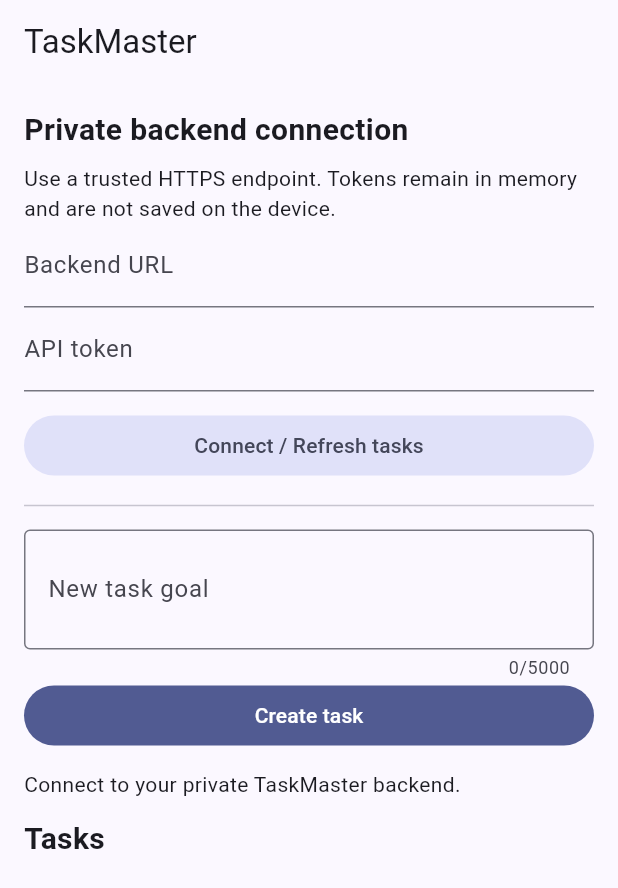
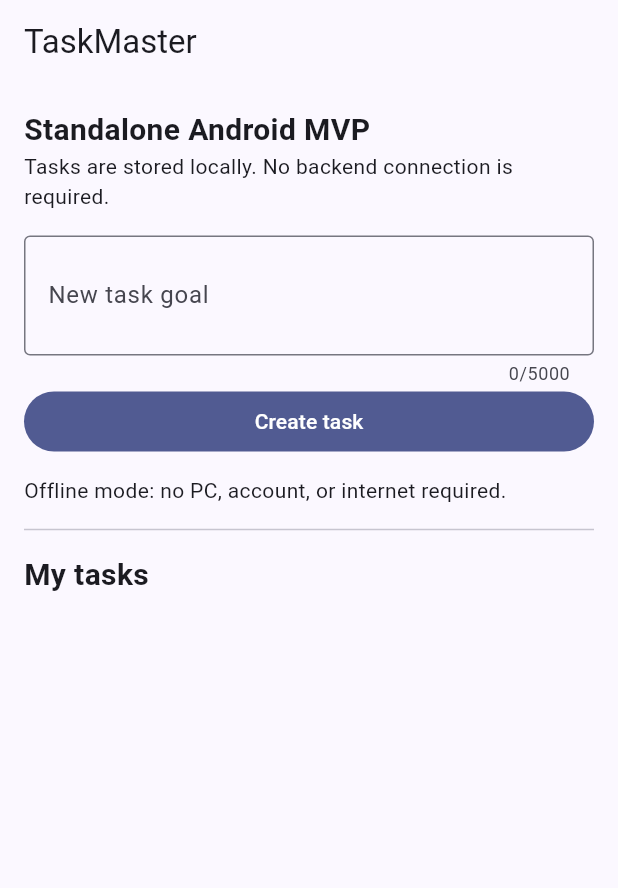
Before and after one commit to Gautham-AI-dev/TaskMaster, a Flutter app: the screen it shows after launch, on a phone screen of 412 x 824 dp. Shown: the top 888 px of the screen. Run offline on Flutter 3.47's test engine with Material 3 defaults, Android fonts, the phone set to English and light mode, and no system bars; our stand-ins replace shared_preferences.

Commit message:
Replace server-dependent Flutter UI with offline Android task MVP

```diff
--- a/mobile/lib/main.dart
+++ b/mobile/lib/main.dart
@@ -1,12 +1,19 @@
-import 'dart:convert';
+import 'package:flutter/material.dart';
+import 'package:shared_preferences/shared_preferences.dart';
 
-import 'package:flutter/material.dart';
-import 'package:http/http.dart' as http;
+import 'task_engine.dart';
+import 'task_repository.dart';
 
-void main() => runApp(const TaskMasterApp());
+void main() async {
+  WidgetsFlutterBinding.ensureInitialized();
+  final preferences = await SharedPreferences.getInstance();
+  runApp(TaskMasterApp(repository: TaskRepository(preferences)));
+}
 
 class TaskMasterApp extends StatelessWidget {
-  const TaskMasterApp({super.key});
+  const TaskMasterApp({super.key, this.repository});
+
+  final TaskRepository? repository;
 
   @override
   Widget build(BuildContext context) => MaterialApp(
@@ -15,145 +22,101 @@ class TaskMasterApp extends StatelessWidget {
           colorScheme: ColorScheme.fromSeed(seedColor: Colors.indigo),
           useMaterial3: true,
         ),
-        home: const TaskHome(),
+        home: TaskHome(repository: repository),
       );
 }
 
 class TaskHome extends StatefulWidget {
-  const TaskHome({super.key});
+  const TaskHome({super.key, this.repository});
+  final TaskRepository? repository;
 
   @override
   State<TaskHome> createState() => _TaskHomeState();
 }
 
 class _TaskHomeState extends State<TaskHome> {
-  final _url = TextEditingController();
-  final _token = TextEditingController();
   final _goal = TextEditingController();
-  final _client = http.Client();
+  final _engine = const TaskEngine();
+  List<LocalTask> _tasks = [];
+  String _message = 'Offline mode: no PC, account, or internet required.';
   bool _busy = false;
-  String _message = 'Connect to your private TaskMaster backend.';
-  List<dynamic> _tasks = [];
-  final Map<String, String> _pendingGrants = {};
 
-  Future<void> _taskAction(String taskId, String action) => _run(() async {
-        final endpoint = '/v1/tasks/$taskId/$action';
-        final response = await _client.post(
-          _endpoint(endpoint),
-          headers: _headers,
-          body: jsonEncode(action == 'prepare' || action == 'cancel'
-              ? <String, String>{}
-              : {'approval_id': _pendingGrants[taskId] ?? ''}),
-        );
-        if (response.statusCode != 200) {
-          return 'Action failed: HTTP ${response.statusCode}';
-        }
-        final decoded = jsonDecode(response.body);
-        if (action == 'prepare') _pendingGrants[taskId] = decoded['id'].toString();
-        if (action == 'run' || action == 'cancel') _pendingGrants.remove(taskId);
-        final refreshed = await _client.get(_endpoint('/v1/tasks'), headers: _headers);
-        if (refreshed.statusCode == 200 && mounted) {
-          setState(() => _tasks = jsonDecode(refreshed.body) as List<dynamic>);
-        }
-        return action == 'run' ? 'Result: ${decoded['output']}' : 'Action: $action successful';
-      });
-
-  Future<void> _confirmAndApprove(String taskId, String goal) async {
-    final accepted = await showDialog<bool>(
-      context: context,
-      builder: (context) => AlertDialog(
-        title: const Text('Approve exact action?'),
-        content: Text('Task: $goal\\n\\nOnly the local echo demonstration will run. Approve this action once?'),
-        actions: [
-          TextButton(onPressed: () => Navigator.pop(context, false), child: const Text('Deny')),
-          FilledButton(onPressed: () => Navigator.pop(context, true), child: const Text('Approve')),
-        ],
-      ),
-    );
-    if (accepted == true && mounted) await _taskAction(taskId, 'approve');
+  @override
+  void initState() {
+    super.initState();
+    _tasks = widget.repository?.load() ?? [];
   }
 
   @override
   void dispose() {
-    _url.dispose();
-    _token.dispose();
     _goal.dispose();
-    _client.close();
     super.dispose();
   }
 
-  Uri _endpoint(String path) {
-    final base = Uri.tryParse(_url.text.trim());
-    if (base == null ||
-        base.host.isEmpty ||
-        base.userInfo.isNotEmpty ||
-        base.query.isNotEmpty ||
-        base.fragment.isNotEmpty ||
-        base.path != '' && base.path != '/' ||
-        (base.scheme != 'https' &&
-            !(base.scheme == 'http' &&
-                (base.host == '127.0.0.1' ||
-                    base.host == 'localhost' ||
-                    base.host == '10.0.2.2')))) {
-      throw const FormatException(
-        'Use an HTTPS backend URL. HTTP is allowed only for local development.',
-      );
-    }
-    return base.replace(path: path);
+  Future<void> _persist(List<LocalTask> next) async {
+    final repository = widget.repository;
+    if (repository != null) await repository.save(next);
+    if (mounted) setState(() => _tasks = next);
   }
 
-  Map<String, String> get _headers => {
-        'Authorization': 'Bearer ${_token.text.trim()}',
-        'Content-Type': 'application/json',
-      };
-
-  Future<void> _run(Future<String> Function() action) async {
+  Future<void> _create() async {
     if (_busy) return;
     setState(() => _busy = true);
     try {
-      final result = await action().timeout(const Duration(seconds: 15));
-      if (mounted) setState(() => _message = result);
-    } catch (e) {
-      if (mounted) setState(() => _message = 'Request failed: $e');
+      final task = _engine.create(_goal.text);
+      await _persist([task, ..._tasks]);
+      _goal.clear();
+      if (mounted) setState(() => _message = 'Task saved on this device.');
+    } catch (error) {
+      if (mounted) setState(() => _message = 'Could not create task: $error');
     } finally {
       if (mounted) setState(() => _busy = false);
     }
   }
 
-  Future<void> _refresh() => _run(() async {
-        final response = await _client.get(
-          _endpoint('/v1/tasks'),
-          headers: _headers,
-        );
-        if (response.statusCode != 200) {
-          return 'Backend error: HTTP ${response.statusCode}';
-        }
-        final decoded = jsonDecode(response.body);
-        if (decoded is! List) return 'Unexpected backend response';
-        if (mounted) setState(() => _tasks = decoded);
-        return 'Loaded ${decoded.length} task(s).';
-      });
+  Future<void> _update(LocalTask task, LocalTask Function(LocalTask) action) async {
+    if (_busy) return;
+    setState(() => _busy = true);
+    try {
+      final next = action(task);
+      await _persist([
+        for (final existing in _tasks)
+          if (existing.id == task.id) next else existing,
+      ]);
+      if (mounted) setState(() => _message = 'Task status: ${next.state}');
+    } catch (error) {
+      if (mounted) setState(() => _message = 'Action failed: $error');
+    } finally {
+      if (mounted) setState(() => _busy = false);
+    }
+  }
 
-  Future<void> _create() => _run(() async {
-        final goal = _goal.text.trim();
-        if (goal.isEmpty) return 'Enter a task goal first.';
-        final response = await _client.post(
-          _endpoint('/v1/tasks'),
-          headers: _headers,
-          body: jsonEncode({'goal': goal, 'classification': 'private'}),
-        );
-        if (response.statusCode != 201) {
-          return 'Create failed: HTTP ${response.statusCode}';
-        }
-        final decoded = jsonDecode(response.body);
-        if (mounted) {
-          setState(() {
-            _tasks = [decoded, ..._tasks];
-            _goal.clear();
-          });
-        }
-        return 'Task created. Prepare it to request approval for safe demo execution.';
-      });
+  Future<void> _review(LocalTask task) async {
+    final approved = await showDialog<bool>(
+      context: context,
+      builder: (context) => AlertDialog(
+        title: const Text('Approve local action?'),
+        content: Text(
+          'Task: ${task.goal}\n\n'
+          'Action: display the text after "echo:". '
+          'No network requests or other app actions will occur.',
+        ),
+        actions: [
+          TextButton(
+            onPressed: () => Navigator.pop(context, false),
+            child: const Text('Deny'),
+          ),
+          FilledButton(
+            onPressed: () => Navigator.pop(context, true),
+            child: const Text('Approve and run'),
+          ),
+        ],
+      ),
+    );
+    if (approved == true && mounted) {
+      await _update(task, _engine.executeApproved);
+    }
+  }
 
   @override
   Widget build(BuildContext context) => Scaffold(
@@ -162,32 +125,11 @@ class _TaskHomeState extends State<TaskHome> {
           padding: const EdgeInsets.all(16),
           children: [
             const Text(
-              'Private backend connection',
+              'Standalone Android MVP',
               style: TextStyle(fontSize: 20, fontWeight: FontWeight.bold),
             ),
-            const SizedBox(height: 8),
-            const Text('Use a trusted HTTPS endpoint. Tokens remain in memory and are not saved on the device.'),
-            TextField(
-              controller: _url,
-              keyboardType: TextInputType.url,
-              decoration: const InputDecoration(
-                labelText: 'Backend URL',
-                hintText: 'https://your-private-host',
-              ),
-            ),
-            TextField(
-              controller: _token,
-              obscureText: true,
-              enableSuggestions: false,
-              autocorrect: false,
-              decoration: const InputDecoration(labelText: 'API token'),
-            ),
-            const SizedBox(height: 12),
-            FilledButton.tonal(
-              onPressed: _busy ? null : _refresh,
-              child: const Text('Connect / Refresh tasks'),
-            ),
-            const Divider(height: 32),
+            const Text('Tasks are stored locally. No backend connection is required.'),
+            const SizedBox(height: 16),
             TextField(
               controller: _goal,
               minLines: 2,
@@ -195,6 +137,7 @@ class _TaskHomeState extends State<TaskHome> {
               maxLength: 5000,
               decoration: const InputDecoration(
                 labelText: 'New task goal',
+                hintText: 'echo: Hello TaskMaster',
                 border: OutlineInputBorder(),
               ),
             ),
@@ -204,25 +147,40 @@ class _TaskHomeState extends State<TaskHome> {
             ),
             const SizedBox(height: 12),
             Text(_message, key: const Key('status')),
-            const SizedBox(height: 12),
-            const Text('Tasks', style: TextStyle(fontSize: 20, fontWeight: FontWeight.bold)),
+            const Divider(height: 32),
+            const Text(
+              'My tasks',
+              style: TextStyle(fontSize: 20, fontWeight: FontWeight.bold),
+            ),
             for (final task in _tasks)
               Card(
+                key: ValueKey(task.id),
                 child: ListTile(
-                  title: Text(task['goal']?.toString() ?? 'Untitled'),
+                  title: Text(task.goal),
                   subtitle: Column(
                     crossAxisAlignment: CrossAxisAlignment.start,
                     children: [
-                      Text(task['state']?.toString() ?? 'Unknown'),
-                      if (task['state'] == 'CREATED' &&
-                          (task['goal']?.toString() ?? '').startsWith('echo: '))
-                        TextButton(onPressed: _busy ? null : () => _taskAction(task['id'].toString(), 'prepare'), child: const Text('Prepare demo')),
-                      if (task['state'] == 'WAITING_APPROVAL' && _pendingGrants.containsKey(task['id']))
-                        TextButton(onPressed: _busy ? null : () => _confirmAndApprove(task['id'].toString(), task['goal'].toString()), child: const Text('Review and approve')),
-                      if (task['state'] == 'PLANNED' && _pendingGrants.containsKey(task['id']))
-                        TextButton(onPressed: _busy ? null : () => _taskAction(task['id'].toString(), 'run'), child: const Text('Run approved demo')),
-                      if (['CREATED', 'PLANNED', 'WAITING_APPROVAL'].contains(task['state']))
-                        TextButton(onPressed: _busy ? null : () => _taskAction(task['id'].toString(), 'cancel'), child: const Text('Cancel')),
+                      Text(task.state),
+                      if (task.result != null) Text('Result: ${task.result}'),
+                      if (task.state == 'CREATED' && task.goal.startsWith('echo: '))
+                        TextButton(
+                          onPressed: _busy
+                              ? null
+                              : () => _update(task, _engine.prepare),
+                          child: const Text('Prepare'),
+                        ),
+                      if (task.state == 'WAITING_APPROVAL')
+                        TextButton(
+                          onPressed: _busy ? null : () => _review(task),
+                          child: const Text('Review and approve'),
+                        ),
+                      if (task.state == 'CREATED' || task.state == 'WAITING_APPROVAL')
+                        TextButton(
+                          onPressed: _busy
+                              ? null
+                              : () => _update(task, _engine.cancel),
+                          child: const Text('Cancel'),
+                        ),
                     ],
                   ),
                 ),
```
